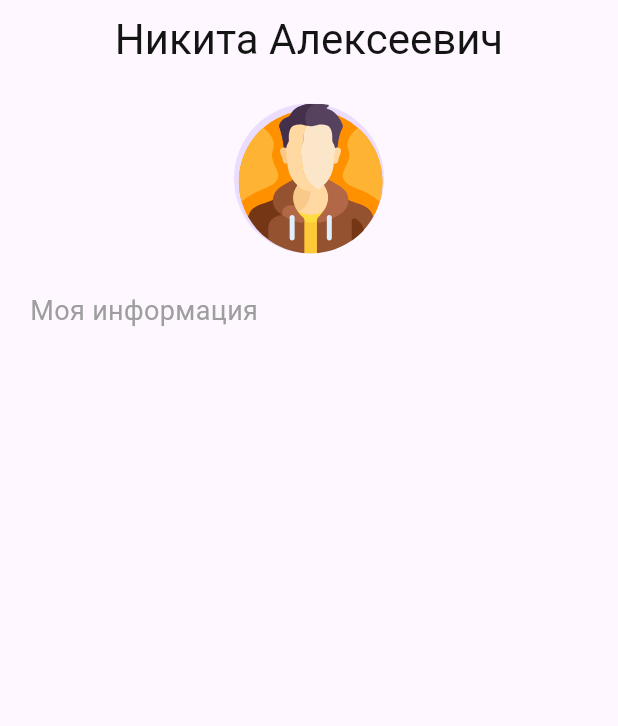
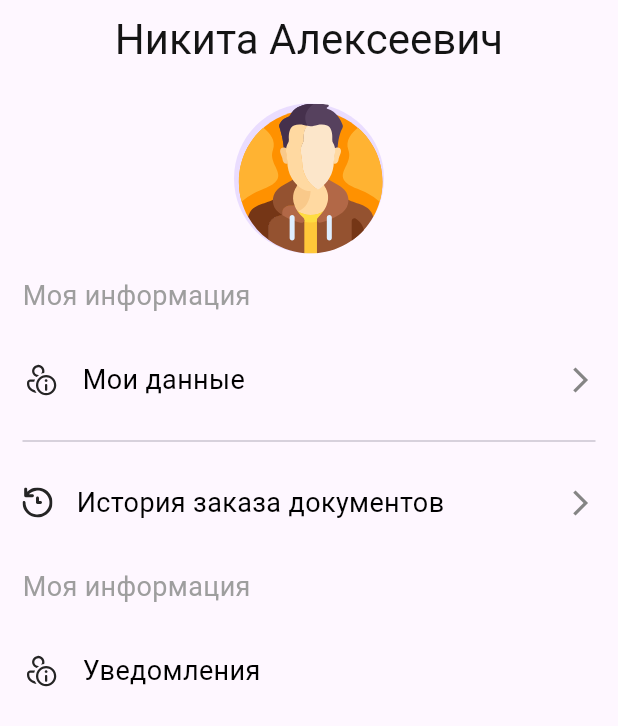
Before and after one commit to IceUnite/vas_app, a Flutter app: the ProfilePage screen opened directly, on a phone screen of 412 x 824 dp. Shown: the top 726 px of the screen. Run offline on Flutter 3.47's test engine with Material 3 defaults, Android fonts, the phone set to English and light mode, and no system bars; our stand-ins replace bloc, bot_toast, dio, equatable, flutter_bloc, flutter_svg and 4 more.

Commit message:
profile page widgets

```diff
--- a/lib/core/resources/assets/vector_assets.dart
+++ b/lib/core/resources/assets/vector_assets.dart
@@ -19,6 +19,8 @@ class VectorAssets {
   static const String icHistoryActive = 'assets/images/ic_history_active.svg';
   static const String icNoteBookActive = 'assets/images/ic_notebook_active.svg';
   static const String icProfileActive = 'assets/images/ic_profile_active.svg';
+  static const String icMyData = 'assets/images/ic_my_data.svg';
+  static const String icRefreshStory = 'assets/images/ic_refresh_story.svg';
 
 
 }
--- a/lib/feature/profile_page/presentation/pages/profile_page.dart
+++ b/lib/feature/profile_page/presentation/pages/profile_page.dart
@@ -1,6 +1,7 @@
 import 'package:flutter/material.dart';
 import 'package:flutter_svg/flutter_svg.dart';
 import 'package:vas_app/core/resources/assets/resources.dart';
+import 'package:vas_app/core/theme/app_theme.dart';
 import 'package:vas_app/core/widgets/default_app_bar.dart';
 import 'package:vas_app/feature/app/routing/route_path.dart';
 
@@ -11,7 +12,7 @@ class ProfilePage extends StatelessWidget {
   @override
   Widget build(BuildContext context) {
     return Scaffold(
-      appBar: DefaultAppBar(
+      appBar: const DefaultAppBar(
         titleText: 'Никита Алексеевич',
         centerTitle: true,
       ),
@@ -19,7 +20,7 @@ class ProfilePage extends StatelessWidget {
         child: Column(
           children: [
             Padding(
-              padding: const EdgeInsets.only(top: 15.0),
+              padding: const EdgeInsets.only(top: 15.0, left: 15, right: 15),
               child: SizedBox(
                 height: 100,
                 width: 100,
@@ -33,17 +34,104 @@ class ProfilePage extends StatelessWidget {
                 ),
               ),
             ),
-            const Padding(
-              padding: EdgeInsets.symmetric(
-                horizontal: 20.0,
-                vertical: 25.0,
-              ),
-              child: Align(
-                alignment: Alignment.centerLeft,
-                child: Text(
-                  'Моя информация',
-                  style: TextStyle(fontSize: 18, color: Colors.grey),
-                ),
+            Padding(
+              padding: const EdgeInsets.all(15.0),
+              child: Column(
+                crossAxisAlignment: CrossAxisAlignment.start,
+                children: [
+                  const Text(
+                    'Моя информация',
+                    style: TextStyle(fontSize: 18, color: Colors.grey),
+                  ),
+                  const SizedBox(
+                    height: 30,
+                  ),
+                  Row(
+                    mainAxisAlignment: MainAxisAlignment.spaceBetween,
+                    children: [
+                      Row(
+                        children: [
+                          SvgPicture.asset(VectorAssets.icMyData),
+                          const SizedBox(
+                            width: 16,
+                          ),
+                          const Text(
+                            'Мои данные',
+                            style: TextStyle(
+                                fontSize: 18,
+                                color: Colors.black,
+                                fontWeight: FontWeight.w400),
+                          ),
+                        ],
+                      ),
+                      const Icon(
+                        Icons.arrow_forward_ios,
+                        size: 20,
+                        color: AppColors.gray300,
+                      ),
+                    ],
+                  ),
+                  const Padding(
+                    padding: EdgeInsets.symmetric(vertical: 20.0),
+                    child: Divider(),
+                  ),
+                  Row(
+                    mainAxisAlignment: MainAxisAlignment.spaceBetween,
+                    children: [
+                      Row(
+                        children: [
+                          SvgPicture.asset(VectorAssets.icRefreshStory),
+                          const SizedBox(
+                            width: 16,
+                          ),
+                          const Text(
+                            'История заказа документов',
+                            style: TextStyle(
+                                fontSize: 18,
+                                color: Colors.black,
+                                fontWeight: FontWeight.w400),
+                          ),
+                        ],
+                      ),
+                      const Icon(
+                        Icons.arrow_forward_ios,
+                        size: 20,
+                        color: AppColors.gray300,
+                      ),
+                    ],
+                  ),
+                  const SizedBox(
+                    height: 30,
+                  ),
+                  const Text(
+                    'Моя информация',
+                    style: TextStyle(fontSize: 18, color: Colors.grey),
+                  ),
+                  const SizedBox(
+                    height: 30,
+                  ),
+                  Row(
+                    mainAxisAlignment: MainAxisAlignment.spaceBetween,
+                    children: [
+                      Row(
+                        children: [
+                          SvgPicture.asset(VectorAssets.icMyData),
+                          const SizedBox(
+                            width: 16,
+                          ),
+                          const Text(
+                            'Уведомления',
+                            style: TextStyle(
+                                fontSize: 18,
+                                color: Colors.black,
+                                fontWeight: FontWeight.w400),
+                          ),
+                        ],
+                      ),
+                      // Checkbox(value: value, onChanged: onChanged)
+                    ],
+                  ),
+                ],
               ),
             ),
           ],
```
Also changed, not shown: assets/images/ic_my_data.svg (added), assets/images/ic_refresh_story.svg (added).
